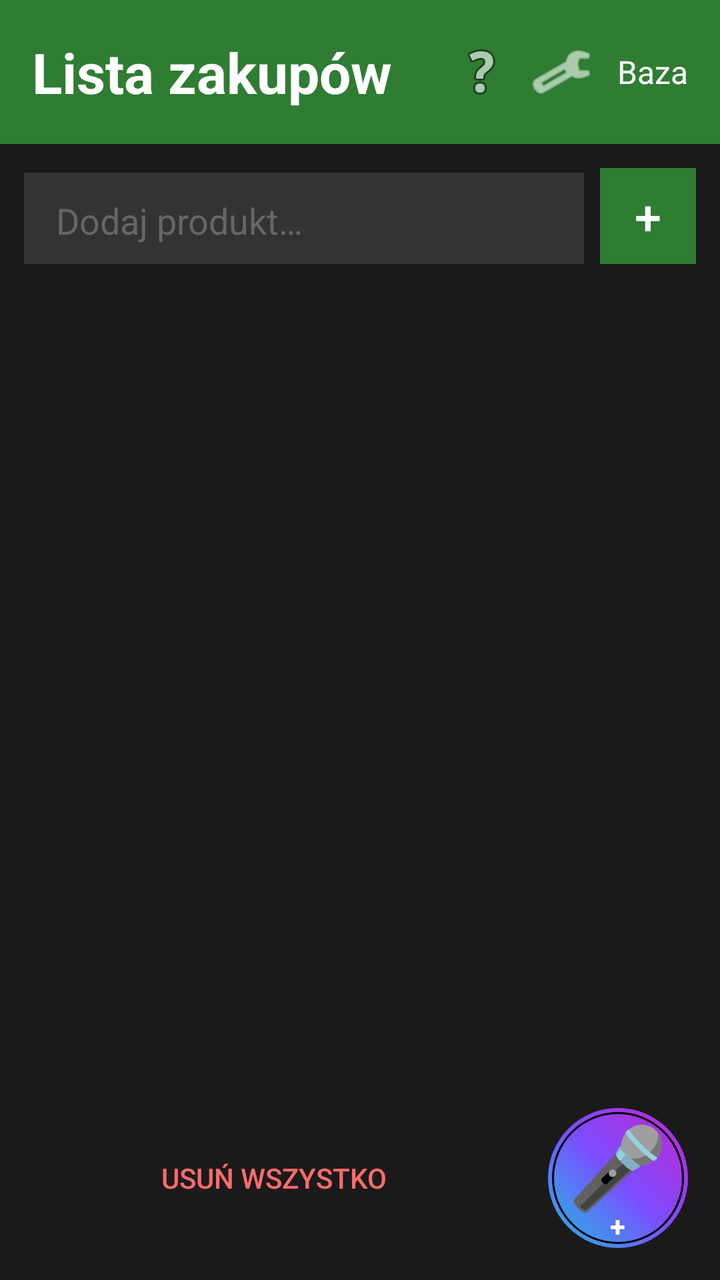
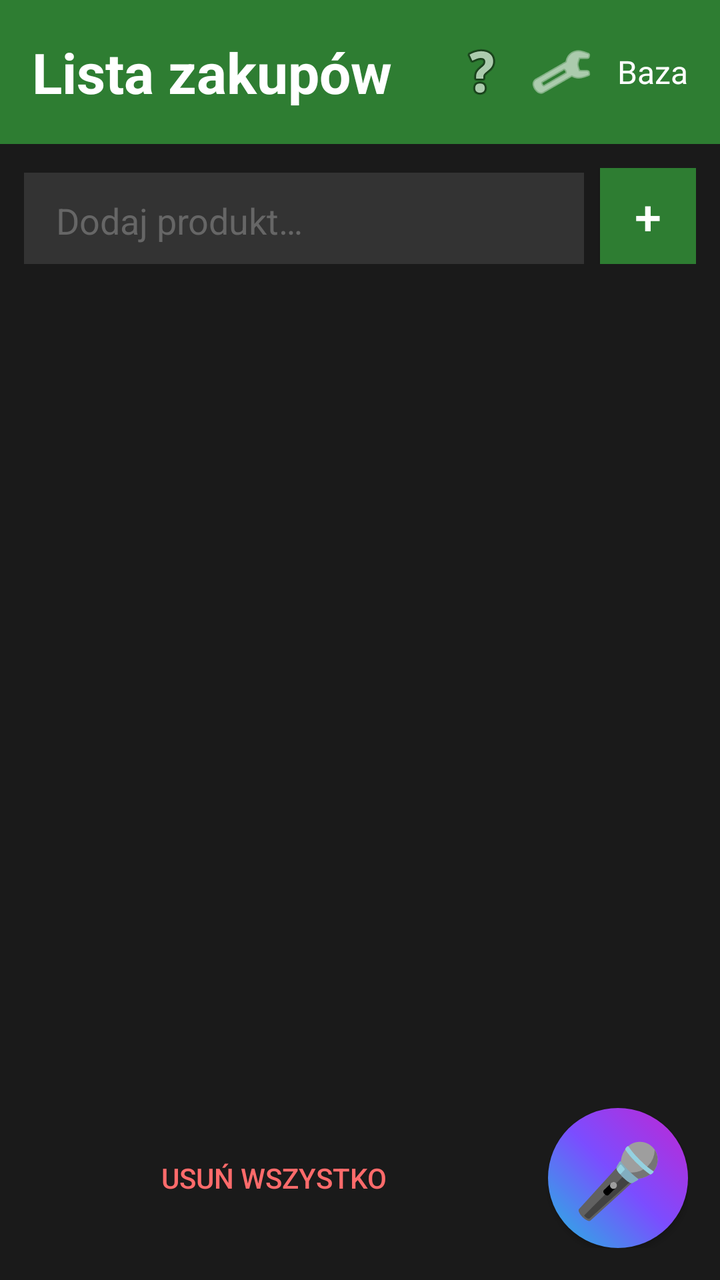

Two renders of the same Android screen: before a commit and after it. Below are the layout's source before the change and the commit's diff.
<!-- AndroidManifest.xml: application theme Theme.MarkaLista -->
<!-- res/layout/activity_main.xml -->
<?xml version="1.0" encoding="utf-8"?>
<LinearLayout xmlns:android="http://schemas.android.com/apk/res/android"
    android:layout_width="match_parent"
    android:layout_height="match_parent"
    android:orientation="vertical"
    android:background="#1a1a1a">

    <LinearLayout
        android:layout_width="match_parent"
        android:layout_height="wrap_content"
        android:orientation="horizontal"
        android:background="#2E7D32"
        android:padding="16dp"
        android:gravity="center_vertical">
        <TextView
            android:id="@+id/title"
            android:layout_width="0dp"
            android:layout_height="wrap_content"
            android:layout_weight="1"
            android:text="@string/title"
            android:textSize="28sp"
            android:textColor="#FFFFFF"
            android:textStyle="bold" />
        <ImageButton
            android:id="@+id/helpButton"
            android:layout_width="40dp"
            android:layout_height="40dp"
            android:src="@android:drawable/ic_menu_help"
            android:background="?attr/selectableItemBackground"
            android:contentDescription="@string/help" />
        <ImageButton
            android:id="@+id/settingsButton"
            android:layout_width="40dp"
            android:layout_height="40dp"
            android:src="@android:drawable/ic_menu_manage"
            android:background="?attr/selectableItemBackground"
            android:contentDescription="@string/settings"
            android:tint="#FFFFFF" />
        <TextView
            android:id="@+id/bazaButton"
            android:layout_width="wrap_content"
            android:layout_height="wrap_content"
            android:text="@string/base"
            android:textColor="#FFFFFF"
            android:textSize="16sp"
            android:paddingStart="8dp" />
    </LinearLayout>

    <LinearLayout
        android:layout_width="match_parent"
        android:layout_height="wrap_content"
        android:orientation="horizontal"
        android:padding="12dp"
        android:background="#1a1a1a">
        <EditText
            android:id="@+id/productInput"
            android:layout_width="0dp"
            android:layout_height="48dp"
            android:layout_weight="1"
            android:hint="@string/add_product_hint"
            android:textColor="#FFFFFF"
            android:textColorHint="#666666"
            android:background="#333333"
            android:paddingStart="16dp"
            android:paddingEnd="16dp"
            android:layout_marginEnd="8dp"
            android:inputType="text" />
        <Button
            android:id="@+id/addButton"
            android:layout_width="48dp"
            android:layout_height="48dp"
            android:text="+"
            android:textSize="24sp"
            android:background="#2E7D32"
            android:textColor="#FFFFFF" />
    </LinearLayout>

    <FrameLayout
        android:layout_width="match_parent"
        android:layout_height="0dp"
        android:layout_weight="1">

        <androidx.recyclerview.widget.RecyclerView
            android:id="@+id/productList"
            android:layout_width="match_parent"
            android:layout_height="match_parent"
            android:padding="12dp"
            android:background="#00000000"
            android:nestedScrollingEnabled="false"
            android:scrollbars="none" />

        <LinearLayout
            android:id="@+id/emptyStateContainer"
            android:layout_width="match_parent"
            android:layout_height="match_parent"
            android:orientation="vertical"
            android:gravity="center"
            android:padding="16dp"
            android:visibility="gone">
            <TextView
                android:id="@+id/cartEmoji"
                android:layout_width="wrap_content"
                android:layout_height="wrap_content"
                android:text="🛒"
                android:textSize="120sp"
                android:layout_marginBottom="16dp" />
            <TextView
                android:layout_width="wrap_content"
                android:layout_height="wrap_content"
                android:text="@string/empty_list"
                android:textColor="#FFFFFF"
                android:textSize="24sp"
                android:textStyle="bold" />
            <TextView
                android:layout_width="wrap_content"
                android:layout_height="wrap_content"
                android:text="@string/empty_message"
                android:textColor="#999999"
                android:textSize="16sp"
                android:layout_marginTop="16dp"
                android:gravity="center" />
        </LinearLayout>
    </FrameLayout>

    <LinearLayout
        android:layout_width="match_parent"
        android:layout_height="wrap_content"
        android:orientation="horizontal"
        android:gravity="center_vertical"
        android:padding="16dp"
        android:paddingBottom="32dp"
        android:background="#1a1a1a">

        <Button
            android:id="@+id/deleteAllButton"
            android:layout_width="0dp"
            android:layout_height="48dp"
            android:layout_weight="1"
            android:text="Usuń wszystko"
            android:textColor="#FF6B6B"
            android:textSize="14sp"
            android:background="?attr/selectableItemBackground"
            android:layout_marginEnd="16dp" />

        <LinearLayout
            android:id="@+id/micButton"
            android:layout_width="70dp"
            android:layout_height="70dp"
            android:orientation="vertical"
            android:gravity="center"
            android:background="@drawable/mic_button_new"
            android:contentDescription="@string/help">

            <TextView
                android:layout_width="wrap_content"
                android:layout_height="wrap_content"
                android:text="🎤"
                android:textSize="40sp"
                android:textColor="#FFFFFF"
                android:gravity="center" />

            <TextView
                android:layout_width="wrap_content"
                android:layout_height="wrap_content"
                android:text="+"
                android:textSize="14sp"
                android:textStyle="bold"
                android:textColor="#FFFFFF"
                android:gravity="center"
                android:layout_marginTop="-6dp" />
        </LinearLayout>
    </LinearLayout>
</LinearLayout>
<!-- resources referenced by this layout -->
<resources>
  <!-- drawable mic_button_new (drawable) -->
  <?xml version="1.0" encoding="utf-8"?>
  <layer-list xmlns:android="http://schemas.android.com/apk/res/android">
      
      <item>
          <shape android:shape="oval">
              <gradient
                  android:type="linear"
                  android:angle="45"
                  android:startColor="#22b8e0"
                  android:centerColor="#7b4dff"
                  android:endColor="#c026d3" />
          </shape>
      </item>
  
      
      <item android:bottom="2dp" android:left="2dp" android:right="2dp" android:top="2dp">
          <shape android:shape="oval">
              <gradient
                  android:type="linear"
                  android:angle="45"
                  android:startColor="#22b8e0"
                  android:centerColor="#7b4dff"
                  android:endColor="#c026d3" />
              <stroke android:width="1dp" android:color="#000000" android:dashWidth="0dp" />
          </shape>
      </item>
  </layer-list>
  <string name="add_product_hint">Dodaj produkt…</string>
  <string name="base">Baza</string>
  <string name="empty_list">Lista jest pusta</string>
  <string name="empty_message">Przytrzymaj mikrofon i powiedz, co kupić, albo wpisz u góry.</string>
  <string name="help">Pomoc</string>
  <string name="settings">Ustawienia</string>
  <string name="title">Lista zakupów</string>
  <style name="Theme.MarkaLista" parent="Theme.AppCompat.NoActionBar">
          <item name="colorPrimary">@color/black</item>
          <item name="colorPrimaryDark">@color/black</item>
          <item name="colorAccent">@color/red</item>
      </style>
  <color name="black">#1a1a1a</color>
  <color name="red">#FF0000</color>
</resources>

<!-- the commit's change to res/layout/activity_main.xml (unified diff, before → after) -->
@@ -142,32 +142,14 @@
             android:background="?attr/selectableItemBackground"
             android:layout_marginEnd="16dp" />
 
-        <LinearLayout
+        <Button
             android:id="@+id/micButton"
             android:layout_width="70dp"
             android:layout_height="70dp"
-            android:orientation="vertical"
-            android:gravity="center"
-            android:background="@drawable/mic_button_new"
-            android:contentDescription="@string/help">
-
-            <TextView
-                android:layout_width="wrap_content"
-                android:layout_height="wrap_content"
-                android:text="🎤"
-                android:textSize="40sp"
-                android:textColor="#FFFFFF"
-                android:gravity="center" />
-
-            <TextView
-                android:layout_width="wrap_content"
-                android:layout_height="wrap_content"
-                android:text="+"
-                android:textSize="14sp"
-                android:textStyle="bold"
-                android:textColor="#FFFFFF"
-                android:gravity="center"
-                android:layout_marginTop="-6dp" />
-        </LinearLayout>
+            android:text="🎤"
+            android:textSize="36sp"
+            android:background="@drawable/mic_button_bg"
+            android:textColor="#FFFFFF"
+            android:contentDescription="@string/help" />
     </LinearLayout>
 </LinearLayout>
<!-- resource entries referenced after the edit -->
@@ -1,33 +1,16 @@
 <!-- resources referenced by this layout -->
 <resources>
-  <!-- drawable mic_button_new (drawable) -->
+  <!-- drawable mic_button_bg (drawable) -->
   <?xml version="1.0" encoding="utf-8"?>
-  <layer-list xmlns:android="http://schemas.android.com/apk/res/android">
-      
-      <item>
-          <shape android:shape="oval">
-              <gradient
-                  android:type="linear"
-                  android:angle="45"
-                  android:startColor="#22b8e0"
-                  android:centerColor="#7b4dff"
-                  android:endColor="#c026d3" />
-          </shape>
-      </item>
-  
-      
-      <item android:bottom="2dp" android:left="2dp" android:right="2dp" android:top="2dp">
-          <shape android:shape="oval">
-              <gradient
-                  android:type="linear"
-                  android:angle="45"
-                  android:startColor="#22b8e0"
-                  android:centerColor="#7b4dff"
-                  android:endColor="#c026d3" />
-              <stroke android:width="1dp" android:color="#000000" android:dashWidth="0dp" />
-          </shape>
-      </item>
-  </layer-list>
+  <shape xmlns:android="http://schemas.android.com/apk/res/android"
+      android:shape="oval">
+      <gradient
+          android:type="linear"
+          android:angle="45"
+          android:startColor="#22b8e0"
+          android:centerColor="#7b4dff"
+          android:endColor="#c026d3" />
+  </shape>
   <string name="add_product_hint">Dodaj produkt…</string>
   <string name="base">Baza</string>
   <string name="empty_list">Lista jest pusta</string>
